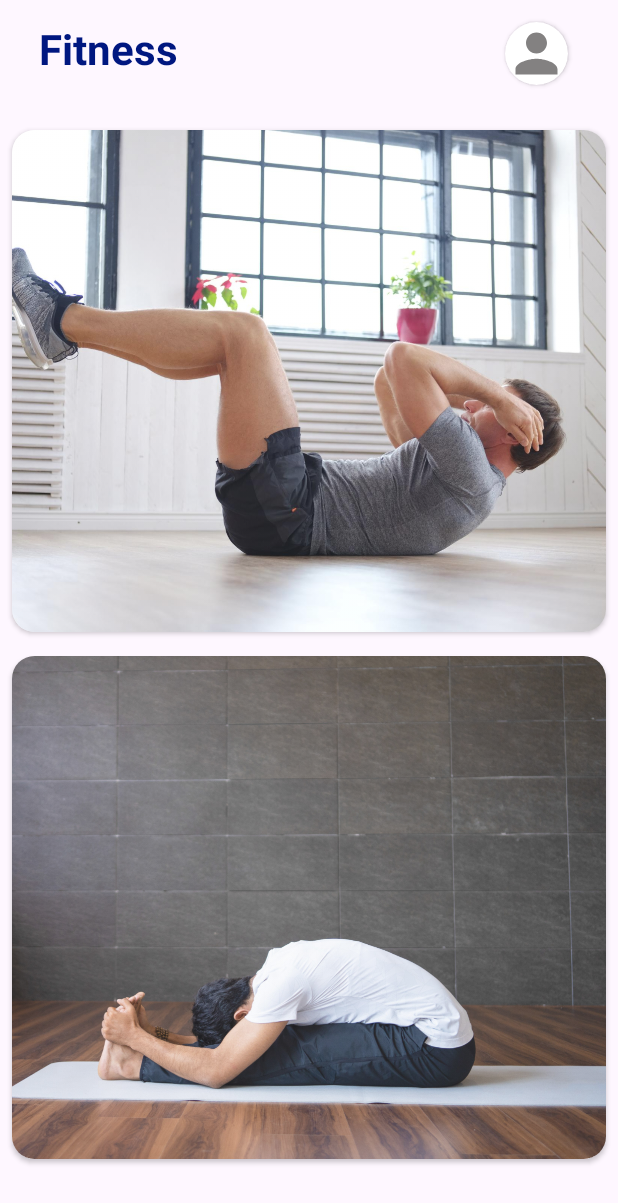
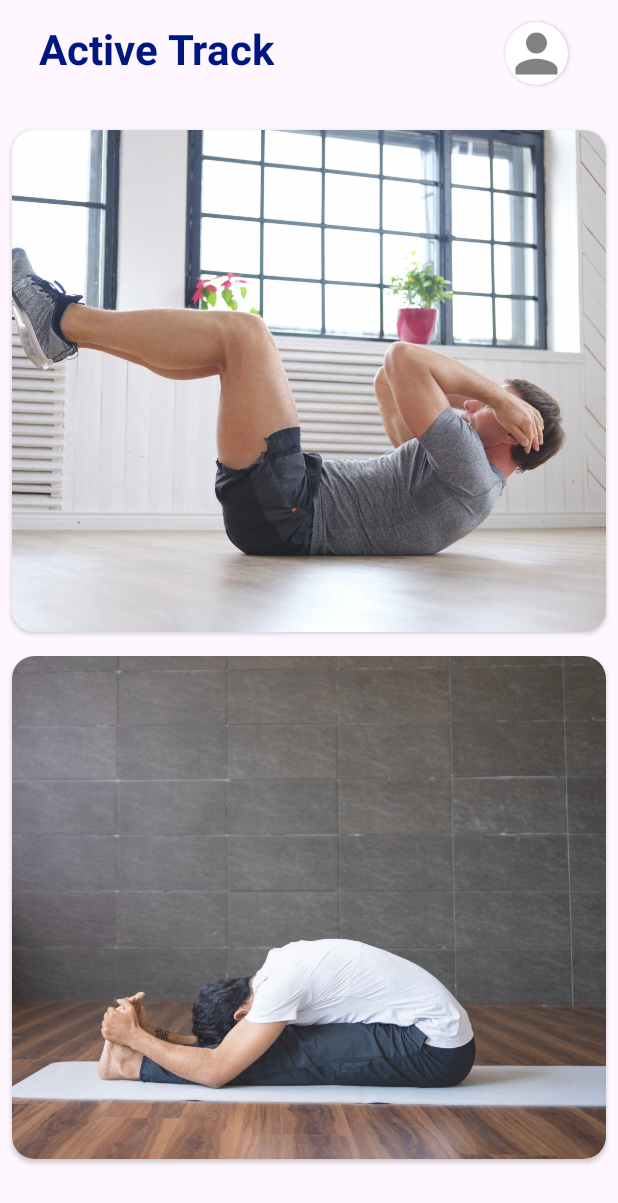
Before and after one commit to Vanshpanchal/Active-Track, an Android app: the SelectionActivity screen opened directly, with no data from a screen before it, on a phone screen of 412 x 824 dp. Shown: the top 1203 px of the screen. Run offline under Robolectric (Android 15) with nearby library versions, the phone set to English and light mode, and no system bars; our stand-ins replace Firebase (no records; nobody signed in at launch, a user with empty details on screens opened directly), Shimmer; pictures from the network do not load.

Commit message:
Commit V1.0

```diff
--- a/app/src/main/java/com/example/fitnessapp/ExerciseActivity.kt
+++ b/app/src/main/java/com/example/fitnessapp/ExerciseActivity.kt
@@ -54,8 +54,8 @@ class ExerciseActivity : AppCompatActivity(), TextToSpeech.OnInitListener {
         val startDuration = sharedPreferences.getString("Start_time", "")
         Log.d("hello", "___onCreate: $duration $startDuration")
         // debug
-        exerciseDuration = 1
-        exerciseTimerDuration = 1
+//        exerciseDuration = 1
+//        exerciseTimerDuration = 1
 
 
 //         Actual Initialization
--- a/app/src/main/res/values/strings.xml
+++ b/app/src/main/res/values/strings.xml
@@ -1,5 +1,5 @@
 <resources>
-    <string name="app_name">Fitness</string>
+    <string name="app_name">Active Track</string>
     <string name="start">start</string>
     <string name="logo">logo</string>
     <string name="get_ready_for">GET READY FOR</string>
```
